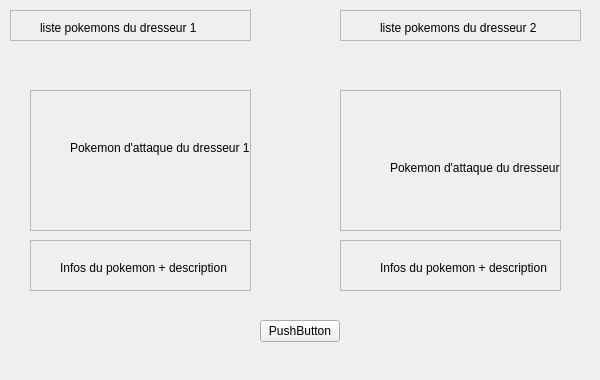
Old version of the form attackwidget.ui in the repository s1nyx/TP-Pokemon.
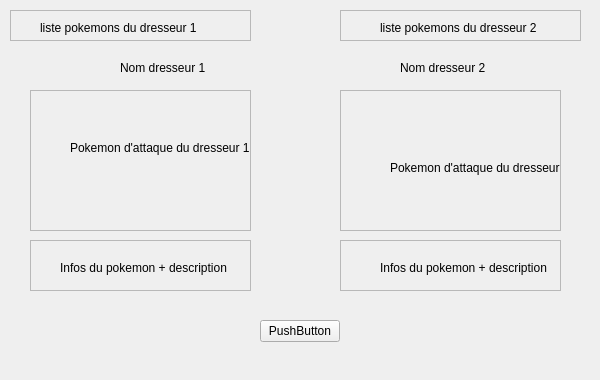
New version of the form.

What changed in the file:
```diff
--- a/attackwidget.ui
+++ b/attackwidget.ui
@@ -200,6 +200,32 @@
     </property>
    </widget>
   </widget>
+  <widget class="QLabel" name="label_7">
+   <property name="geometry">
+    <rect>
+     <x>120</x>
+     <y>60</y>
+     <width>91</width>
+     <height>16</height>
+    </rect>
+   </property>
+   <property name="text">
+    <string>Nom dresseur 1</string>
+   </property>
+  </widget>
+  <widget class="QLabel" name="label_8">
+   <property name="geometry">
+    <rect>
+     <x>400</x>
+     <y>60</y>
+     <width>91</width>
+     <height>16</height>
+    </rect>
+   </property>
+   <property name="text">
+    <string>Nom dresseur 2</string>
+   </property>
+  </widget>
  </widget>
  <resources/>
  <connections/>
```
